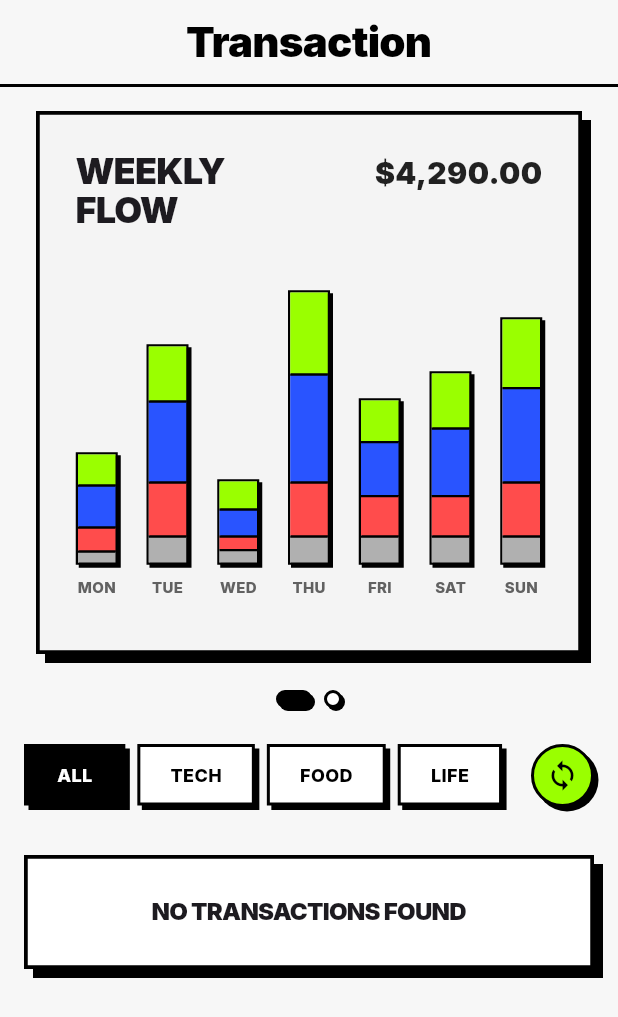
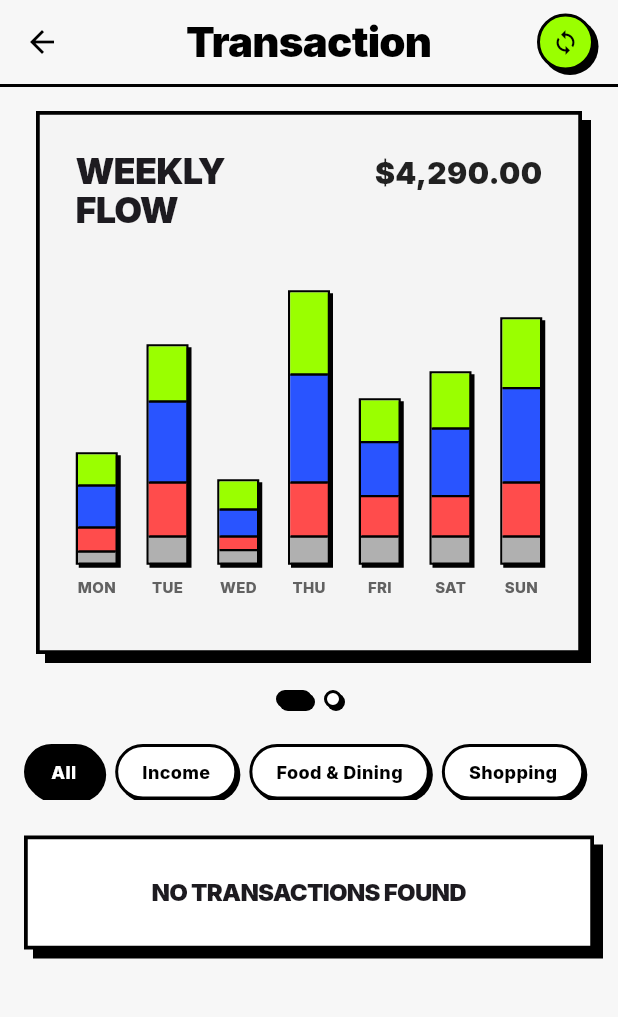
Before and after one commit to Atharvanair09/Sub-Zero, a Flutter app: the GoalsPage screen opened directly, on a phone screen of 412 x 824 dp. Shown: the top 1017 px of the screen. Run offline on Flutter 3.47's test engine with Material 3 defaults, Android fonts, the phone set to English and light mode, and no system bars; our stand-ins replace fl_chart, google_fonts, google_sign_in, loading_animation_widget, shared_preferences; accounts and stored records are empty.

Commit message:
version 5.32.0

```diff
--- a/mobile/subzero/lib/goals_page.dart
+++ b/mobile/subzero/lib/goals_page.dart
@@ -23,7 +23,7 @@ class _GoalsPageState extends State<GoalsPage> with WidgetsBindingObserver {
   bool _isLoading = true;
   bool _isSyncing = false;
   bool _isHistoricalSyncing = false;
-  String _selectedFilter = 'ALL';
+  String _selectedCategory = 'All';
   bool _showAllTransactions = false;
   String? _syncStatusMessage;
   Timer? _syncTimer;
@@ -256,26 +256,72 @@ class _GoalsPageState extends State<GoalsPage> with WidgetsBindingObserver {
     }
   }
 
+  Widget _buildCategoryChips() {
+    final categories = [
+      'All', 'Income', 'Food & Dining', 'Shopping', 'Transport',
+      'Entertainment', 'Bills & Utilities', 'Healthcare', 'Travel',
+      'Investments', 'Transfers', 'Subscriptions', 'Others'
+    ];
+
+    return SingleChildScrollView(
+      scrollDirection: Axis.horizontal,
+      child: Row(
+        children: categories.map((cat) {
+          final isSelected = _selectedCategory == cat;
+          return Padding(
+            padding: const EdgeInsets.only(right: 8.0),
+            child: GestureDetector(
+              onTap: () {
+                setState(() {
+                  _selectedCategory = cat;
+                });
+              },
+              child: Container(
+                padding: const EdgeInsets.symmetric(horizontal: 16, vertical: 8),
+                decoration: BoxDecoration(
+                  color: isSelected ? Colors.black : Colors.white,
+                  border: Border.all(color: Colors.black, width: 2),
+                  borderRadius: BorderRadius.circular(20),
+                  boxShadow: const [
+                    BoxShadow(
+                      color: Colors.black,
+                      offset: Offset(2, 2),
+                    ),
+                  ],
+                ),
+                child: Text(
+                  cat,
+                  style: GoogleFonts.inter(
+                    color: isSelected ? Colors.white : Colors.black,
+                    fontWeight: FontWeight.w800,
+                    fontSize: 12,
+                  ),
+                ),
+              ),
+            ),
+          );
+        }).toList(),
+      ),
+    );
+  }
+
   List<dynamic> _getFilteredAndSortedTransactions() {
     final filtered = _transactions.where((t) {
-      if (_selectedFilter == 'ALL') return true;
+      if (_selectedCategory == 'All') return true;
 
-      final category = (t['category'] ?? '').toString().toLowerCase();
-      final name = (t['name'] ?? '').toString().toLowerCase();
+      final category = (t['category'] ?? '').toString();
 
-      bool isFood = name.contains('zomato') || name.contains('swiggy') || ['food', 'dining'].contains(category);
-      bool isTech = name.contains('pvr') || name.contains('valve') || name.contains('amazon') || ['entertainment', 'ott', 'streaming', 'music', 'tech', 'work'].contains(category);
+      // Fallback for older transactions that don't match exactly
+      if (_selectedCategory == 'Food & Dining') {
+        final name = (t['name'] ?? '').toString().toLowerCase();
+        if (name.contains('zomato') || name.contains('swiggy') || ['food', 'dining'].contains(category.toLowerCase())) return true;
+      }
+      if (_selectedCategory == 'Entertainment') {
+        final name = (t['name'] ?? '').toString().toLowerCase();
+        if (name.contains('pvr') || name.contains('valve') || name.contains('amazon') || ['entertainment', 'ott', 'streaming', 'music', 'tech', 'work'].contains(category.toLowerCase())) return true;
+      }
 
-      if (_selectedFilter == 'TECH') {
-        return isTech;
-      }
-      if (_selectedFilter == 'FOOD') {
-        return isFood;
-      }
-      if (_selectedFilter == 'LIFE') {
-        return !isFood && !isTech;
-      }
-      return true;
+      return category.toLowerCase() == _selectedCategory.toLowerCase();
     }).toList();
 
     filtered.sort((a, b) {
@@ -323,6 +369,12 @@ class _GoalsPageState extends State<GoalsPage> with WidgetsBindingObserver {
         backgroundColor: const Color(0xFFF7F7F7),
         elevation: 0,
         automaticallyImplyLeading: false,
+        leading: Navigator.canPop(context)
+            ? IconButton(
+                icon: const Icon(Icons.arrow_back, color: Colors.black),
+                onPressed: () => Navigator.of(context).pop(),
+              )
+            : null,
         centerTitle: true,
         title: Text(
           'Transaction',
@@ -333,6 +385,12 @@ class _GoalsPageState extends State<GoalsPage> with WidgetsBindingObserver {
             letterSpacing: -0.5,
           ),
         ),
+        actions: [
+          Padding(
+            padding: const EdgeInsets.only(right: 16.0),
+            child: _buildDeepSyncButton(),
+          ),
+        ],
 
         bottom: PreferredSize(
           preferredSize: const Size.fromHeight(2.0),
@@ -435,27 +493,8 @@ class _GoalsPageState extends State<GoalsPage> with WidgetsBindingObserver {
                   ],
                 ),
                 const SizedBox(height: 24),
-                // Filter Buttons
-                Row(
-                  crossAxisAlignment: CrossAxisAlignment.start,
-                  children: [
-                    Expanded(
-                      child: Wrap(
-                        spacing: 8,
-                        runSpacing: 8,
-                        children: [
-                          _buildFilterButton('ALL'),
-                          _buildFilterButton('TECH'),
-                          _buildFilterButton('FOOD'),
-                          _buildFilterButton('LIFE'),
-                        ],
-                      ),
-                    ),
-                    const SizedBox(width: 8),
-                    _buildDeepSyncButton(),
-                  ],
-                ),
-                const SizedBox(height: 32),
+                _buildCategoryChips(),
+                const SizedBox(height: 24),
 
                 if (_isLoading || _isHistoricalSyncing)
                   Center(
@@ -527,22 +566,23 @@ class _GoalsPageState extends State<GoalsPage> with WidgetsBindingObserver {
                           final bool isCredit = type == 'credit';
                           final String sign = isCredit ? '+' : '-';
 
-                          final Color bgColor = isCredit ? const Color(0xFF9AFF00) : const Color(0xFFFF4C4C);
-                          final Color titleColor = Colors.black;
-                          final Color amountColor = Colors.black;
+                          final Color iconColor = isCredit ? const Color(0xFF9AFF00) : const Color(0xFFFF4C4C);
+                          final Color amountColor = isCredit ? const Color(0xFF3B8000) : Colors.black;
                           final IconData icon = _getIconForCategory(t['category'] ?? '');
+                          final String categoryStr = (t['category'] ?? 'UNKNOWN').toString().toUpperCase();
+                          final String subtitle = '$categoryStr • $dateHeader';
 
                           return _buildTransactionCard(
                             icon: icon,
                             title: title,
+                            subtitle: subtitle,
                             amount: '$sign\$$amountVal',
-                            backgroundColor: bgColor,
-                            titleColor: titleColor,
+                            iconColor: iconColor,
                             amountColor: amountColor,
                           );
                         },
                       ),
-                      const SizedBox(height: 24),
+                      const SizedBox(height: 2),
                     ];
                   }),
 
@@ -713,48 +753,49 @@ class _GoalsPageState extends State<GoalsPage> with WidgetsBindingObserver {
   }
 
   Widget _buildPieChartCard() {
-    Map<String, double> categoryTotals = {};
+    Map<String, double> categoryTotals = {
+      'TECH': 0,
+      'FOOD': 0,
+      'LIFE': 0,
+    };
     for (var t in _transactions) {
       final String type = (t['type'] ?? 'debit').toString().toLowerCase();
       if (type == 'credit') continue;
-      String category = (t['category'] ?? 'OTHER').toString().toUpperCase();
-      if (category.length > 10) category = category.substring(0, 10);
+
+      final category = (t['category'] ?? '').toString().toLowerCase();
+      final name = (t['name'] ?? '').toString().toLowerCase();
+
+      bool isFood = name.contains('zomato') || name.contains('swiggy') || ['food', 'dining'].contains(category);
+      bool isTech = name.contains('pvr') || name.contains('valve') || name.contains('amazon') || ['entertainment', 'ott', 'streaming', 'music', 'tech', 'work'].contains(category);
+
       final double amount = (t['amount'] ?? 0).toDouble();
-      categoryTotals[category] = (categoryTotals[category] ?? 0) + amount;
+
+      if (isTech) {
+        categoryTotals['TECH'] = categoryTotals['TECH']! + amount;
+      } else if (isFood) {
+        categoryTotals['FOOD'] = categoryTotals['FOOD']! + amount;
+      } else {
+        categoryTotals['LIFE'] = categoryTotals['LIFE']! + amount;
+      }
     }
 
-    final sortedEntries = categoryTotals.entries.toList()
+    final Map<String, Color> categoryColors = {
+      'TECH': const Color(0xFF2954FF), // Blue
+      'FOOD': const Color(0xFF9C27B0), // Purple
+      'LIFE': const Color(0xFFFFDE43), // Yellow
+    };
+
+    final sortedEntries = categoryTotals.entries.where((e) => e.value > 0).toList()
       ..sort((a, b) => b.value.compareTo(a.value));
 
-    Map<String, double> topCategories = {};
-    double otherTotal = 0;
-    for (int i = 0; i < sortedEntries.length; i++) {
-      if (i < 4) {
-        topCategories[sortedEntries[i].key] = sortedEntries[i].value;
-      } else {
-        otherTotal += sortedEntries[i].value;
-      }
-    }
-    if (otherTotal > 0) {
-      topCategories['OTHER'] = otherTotal;
-    }
+    List<PieChartSectionData> sections = [];
 
-    List<PieChartSectionData> sections = [];
-    final colors = [
-      const Color(0xFF2954FF),
-      const Color(0xFF9AFF00),
-      const Color(0xFFFF4C4C),
-      const Color(0xFFFFDE43),
-      const Color(0xFFB00000),
-    ];
-    int colorIndex = 0;
-
-    topCategories.forEach((category, amount) {
+    for (var entry in sortedEntries) {
       sections.add(
         PieChartSectionData(
-          color: colors[colorIndex % colors.length],
-          value: amount,
-          title: '\$${amount.toInt()}',
+          color: categoryColors[entry.key],
+          value: entry.value,
+          title: '\$${entry.value.toInt()}',
           titleStyle: GoogleFonts.inter(
             fontWeight: FontWeight.w900,
             fontSize: 10,
@@ -765,8 +806,7 @@ class _GoalsPageState extends State<GoalsPage> with WidgetsBindingObserver {
           borderSide: const BorderSide(color: Colors.black, width: 2),
         ),
       );
-      colorIndex++;
-    });
+    }
 
     if (sections.isEmpty) {
       sections.add(
@@ -828,9 +868,8 @@ class _GoalsPageState extends State<GoalsPage> with WidgetsBindingObserver {
                   child: Column(
                     mainAxisAlignment: MainAxisAlignment.center,
                     crossAxisAlignment: CrossAxisAlignment.start,
-                    children: topCategories.entries.map((e) {
-                      final cIndex = topCategories.keys.toList().indexOf(e.key);
-                      final color = colors[cIndex % colors.length];
+                    children: sortedEntries.map((e) {
+                      final color = categoryColors[e.key]!;
                       return Padding(
                         padding: const EdgeInsets.only(bottom: 8.0),
                         child: Row(
@@ -870,50 +909,20 @@ class _GoalsPageState extends State<GoalsPage> with WidgetsBindingObserver {
     );
   }
 
-  Widget _buildFilterButton(String label) {
-    final bool isSelected = _selectedFilter == label;
-    return GestureDetector(
-      onTap: () {
-        setState(() {
-          _selectedFilter = label;
-        });
-      },
-      child: Container(
-        decoration: BoxDecoration(
-          color: isSelected ? Colors.black : Colors.white,
-          border: Border.all(color: Colors.black, width: 2),
-          boxShadow: const [
-            BoxShadow(
-              color: Colors.black,
-              offset: Offset(3, 3),
-            ),
-          ],
-        ),
-        padding: const EdgeInsets.symmetric(horizontal: 20, vertical: 10),
-        child: Text(
-          label,
-          style: GoogleFonts.inter(
-            color: isSelected ? Colors.white : Colors.black,
-            fontWeight: FontWeight.w800,
-            fontSize: 12,
-          ),
-        ),
-      ),
-    );
-  }
+
 
   Widget _buildTransactionCard({
     required IconData icon,
     required String title,
+    required String subtitle,
     required String amount,
-    required Color backgroundColor,
-    required Color titleColor,
-    required Color amountColor,
+    required Color iconColor,
+    Color amountColor = Colors.black,
   }) {
     return Container(
       decoration: BoxDecoration(
-        color: backgroundColor,
-        border: Border.all(color: Colors.black, width: 2.5),
+        color: Colors.white,
+        border: Border.all(color: Colors.black, width: 2),
         boxShadow: const [
           BoxShadow(
             color: Colors.black,
@@ -921,36 +930,48 @@ class _GoalsPageState extends State<GoalsPage> with WidgetsBindingObserver {
           ),
         ],
       ),
-      padding: const EdgeInsets.symmetric(horizontal: 16, vertical: 12),
+      padding: const EdgeInsets.all(16),
       child: Row(
+        crossAxisAlignment: CrossAxisAlignment.start,
         children: [
           Container(
-            padding: const EdgeInsets.all(6),
+            padding: const EdgeInsets.all(8),
             decoration: BoxDecoration(
-              color: Colors.white,
+              color: iconColor,
               border: Border.all(color: Colors.black, width: 1.5),
             ),
-            child: Icon(icon, color: Colors.black, size: 20),
+            child: Icon(icon, size: 24),
           ),
           const SizedBox(width: 16),
           Expanded(
-            child: Text(
-              title.toUpperCase(),
-              style: GoogleFonts.inter(
-                color: titleColor,
-                fontWeight: FontWeight.w900,
-                fontSize: 16,
-                letterSpacing: -0.5,
-              ),
+            child: Column(
+              crossAxisAlignment: CrossAxisAlignment.start,
+              children: [
+                Text(
+                  title,
+                  style: GoogleFonts.inter(
+                    fontWeight: FontWeight.w800,
+                    fontSize: 16,
+                  ),
+                ),
+                const SizedBox(height: 4),
+                Text(
+                  subtitle,
+                  style: GoogleFonts.inter(
+                    fontWeight: FontWeight.w600,
+                    fontSize: 10,
+                    color: Colors.grey[700],
+                  ),
+                ),
+              ],
             ),
           ),
           Text(
             amount,
             style: GoogleFonts.inter(
-              color: amountColor,
               fontWeight: FontWeight.w900,
               fontSize: 18,
-              letterSpacing: -0.5,
+              color: amountColor,
             ),
           ),
         ],
@@ -981,7 +1002,7 @@ class _GoalsPageState extends State<GoalsPage> with WidgetsBindingObserver {
         child: const Icon(
           Icons.sync,
           color: Colors.black,
-          size: 22,
+          size: 18,
         ),
       ),
     );
```
Also changed, not shown: mobile/subzero/lib/home_page.dart (+98 -106 lines), 2 other files.
